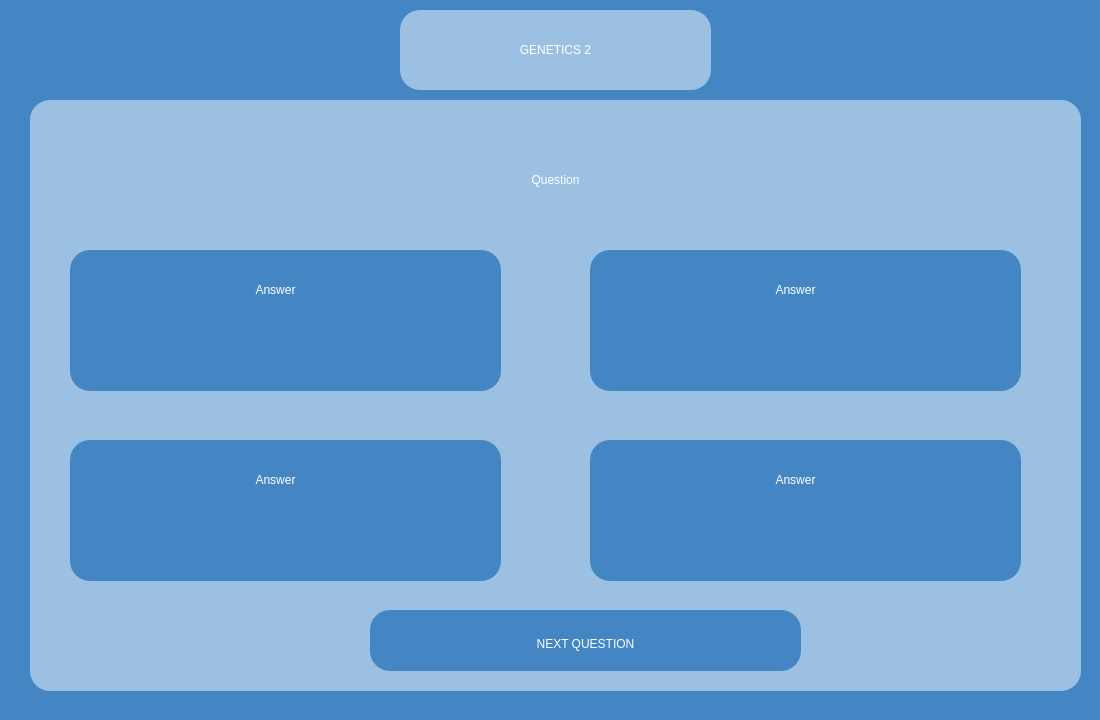
Old version of the form AGUniverse/presentationLayer/geneticsExam2.ui in the repository codingburgas/sprint-eschool-ag-universe.
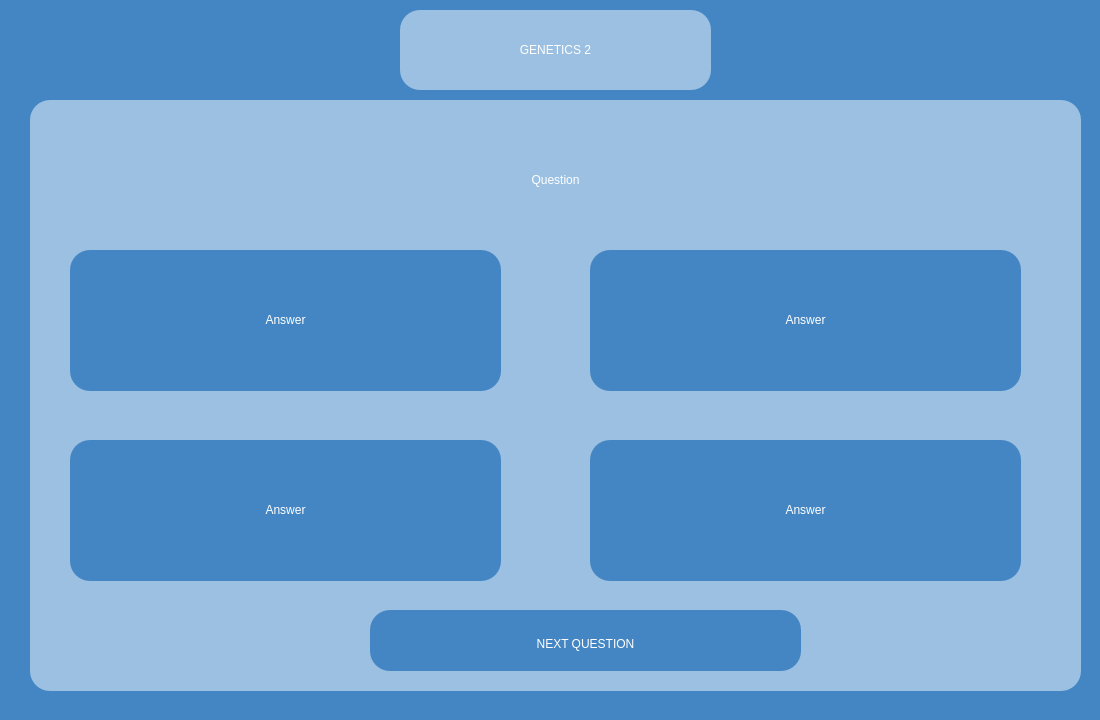
New version of the form.

Commit message: Complete english exams (Close #30)

```diff
--- a/AGUniverse/presentationLayer/geneticsExam2.ui
+++ b/AGUniverse/presentationLayer/geneticsExam2.ui
@@ -118,9 +118,9 @@
     <widget class="QLabel" name="answer_1">
      <property name="geometry">
       <rect>
-       <x>60</x>
-       <y>10</y>
-       <width>291</width>
+       <x>10</x>
+       <y>40</y>
+       <width>411</width>
        <height>61</height>
       </rect>
      </property>
@@ -178,9 +178,9 @@
     <widget class="QLabel" name="answer_2">
      <property name="geometry">
       <rect>
-       <x>60</x>
-       <y>10</y>
-       <width>291</width>
+       <x>10</x>
+       <y>40</y>
+       <width>411</width>
        <height>61</height>
       </rect>
      </property>
@@ -238,9 +238,9 @@
     <widget class="QLabel" name="answer_3">
      <property name="geometry">
       <rect>
-       <x>60</x>
-       <y>10</y>
-       <width>291</width>
+       <x>10</x>
+       <y>40</y>
+       <width>411</width>
        <height>61</height>
       </rect>
      </property>
@@ -298,9 +298,9 @@
     <widget class="QLabel" name="answer_4">
      <property name="geometry">
       <rect>
-       <x>60</x>
-       <y>10</y>
-       <width>291</width>
+       <x>10</x>
+       <y>40</y>
+       <width>411</width>
        <height>61</height>
       </rect>
      </property>
```
The commit also changes 28 other files.
